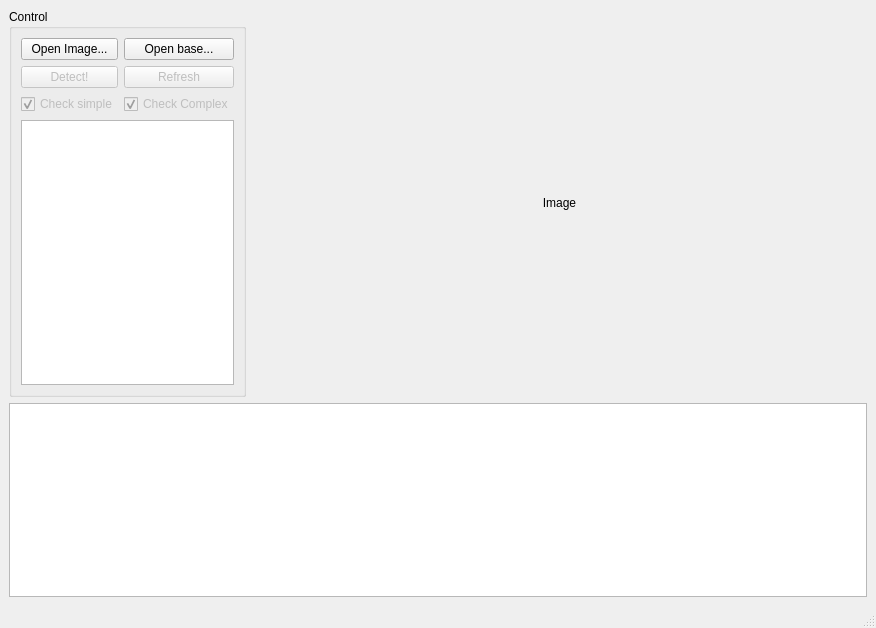
Above: gui_eod.ui from Extended-Object-Detection-ROS/qt_gui_eod before the change. Below: the same form after it.
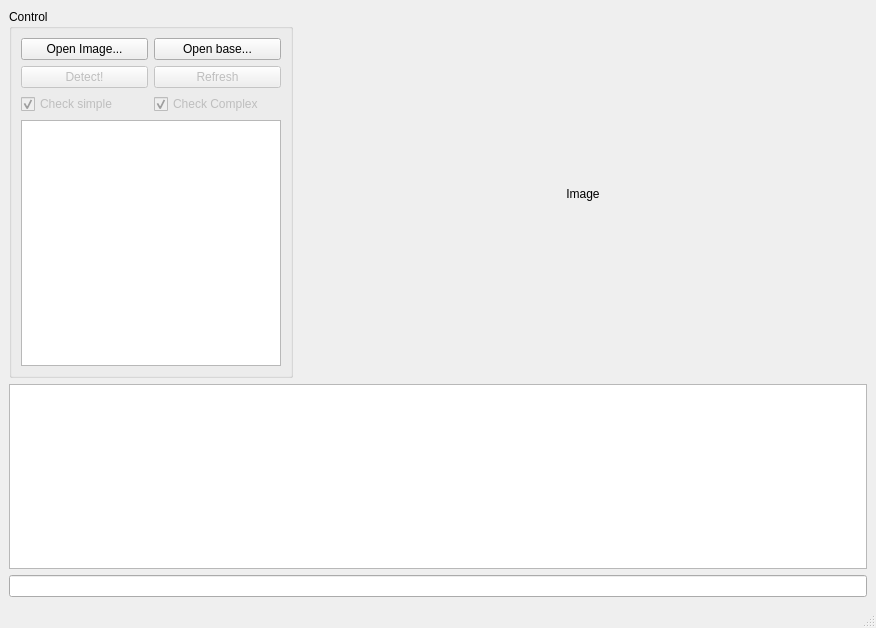
That is the form after the change.

What changed in the file:
```diff
--- a/gui_eod.ui
+++ b/gui_eod.ui
@@ -14,7 +14,7 @@
    <string>gui_eod</string>
   </property>
   <widget class="QWidget" name="centralwidget">
-   <layout class="QGridLayout" name="gridLayout" rowstretch="2,1" columnstretch="1,3,0">
+   <layout class="QGridLayout" name="gridLayout" rowstretch="2,1,0" columnstretch="1,2">
     <item row="0" column="0">
      <widget class="QGroupBox" name="gb_control">
       <property name="title">
@@ -87,7 +87,7 @@
       </layout>
      </widget>
     </item>
-    <item row="0" column="1" colspan="2">
+    <item row="0" column="1">
      <widget class="QLabel" name="l_image">
       <property name="text">
        <string>Image</string>
@@ -97,9 +97,16 @@
       </property>
      </widget>
     </item>
-    <item row="1" column="0" colspan="3">
+    <item row="1" column="0" colspan="2">
      <widget class="QTextEdit" name="te_ob_editor"/>
     </item>
+    <item row="2" column="0" colspan="2">
+     <widget class="QLineEdit" name="le_logger">
+      <property name="readOnly">
+       <bool>true</bool>
+      </property>
+     </widget>
+    </item>
    </layout>
   </widget>
   <widget class="QMenuBar" name="menubar">
```
Left out of the diff: 52 changed lines with no effect on the pictures.
